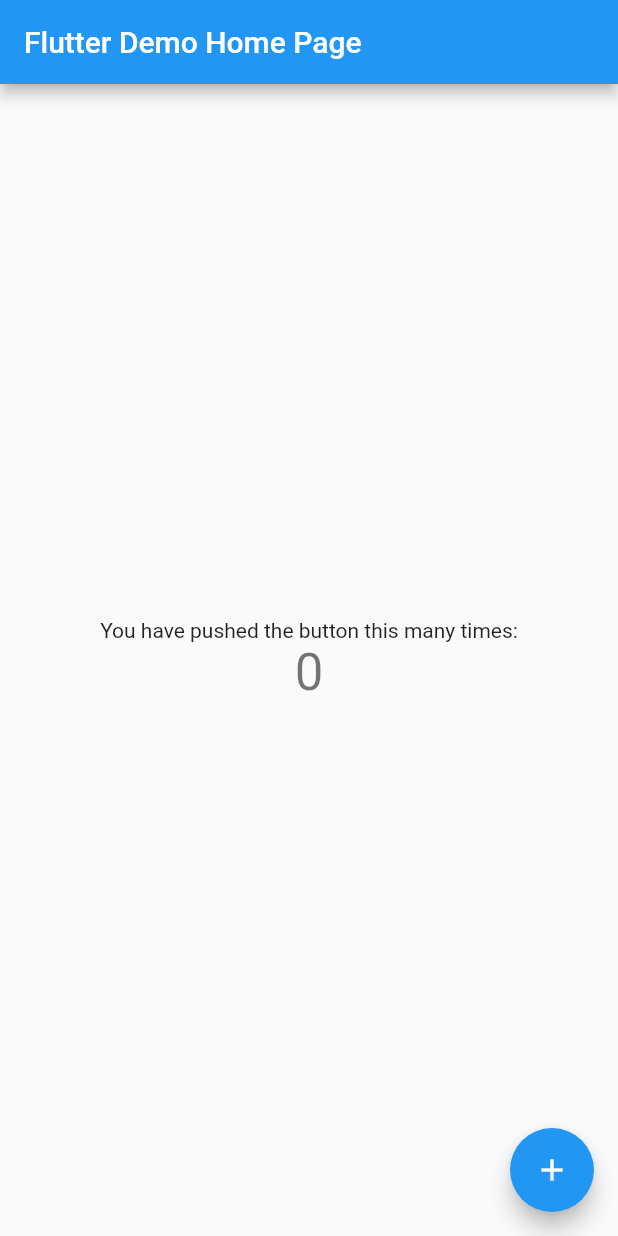
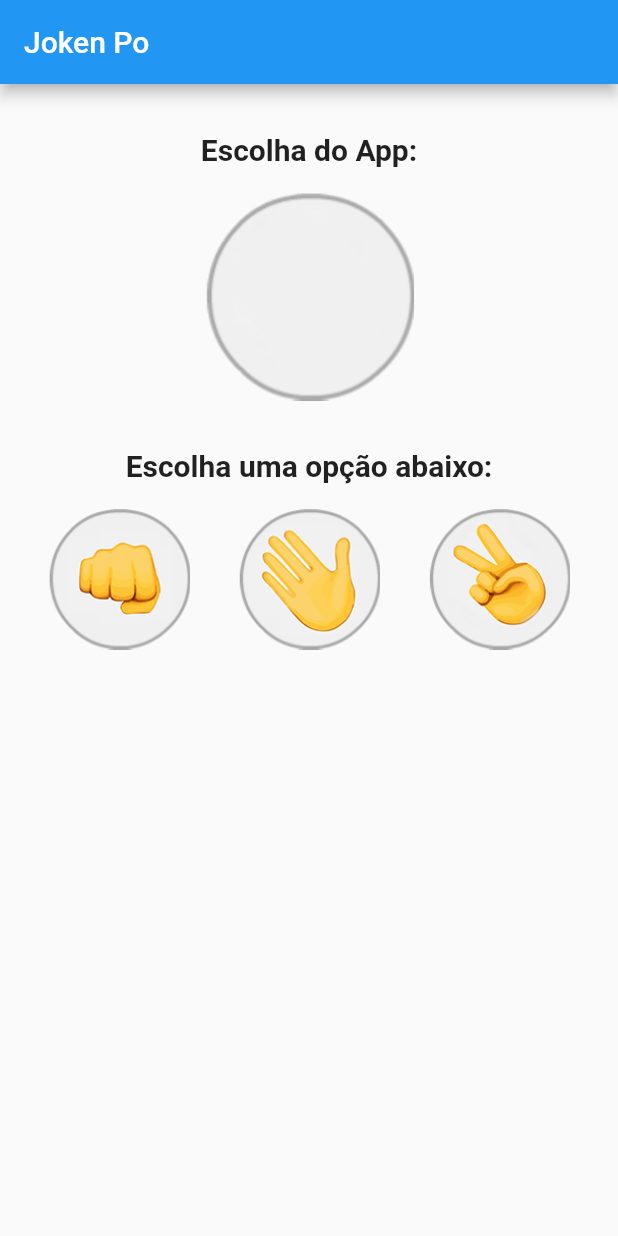
Before and after one commit to marcusviniciuscote/jokenpo, a Flutter app: the screen it shows after launch, on a phone screen of 412 x 824 dp. Run offline on Flutter 3.47's test engine with Material 2 defaults, Android fonts, the phone set to English and light mode, and no system bars.

Commit message:
Joken Po Interface

```diff
--- /dev/null
+++ b/lib/jogo.dart
@@ -0,0 +1,68 @@
+import 'package:flutter/material.dart';
+
+class Jogo extends StatefulWidget {
+  const Jogo({Key? key}) : super(key: key);
+
+  @override
+  State<Jogo> createState() => _JogoState();
+}
+
+class _JogoState extends State<Jogo> {
+  var textResultado = [
+    'ganhou',
+    'perdeu',
+  ];
+  @override
+  Widget build(BuildContext context) {
+    return Scaffold(
+      appBar: AppBar(
+        title: const Text('Joken Po'),
+      ),
+      body: Column(
+        crossAxisAlignment: CrossAxisAlignment.center,
+        children: [
+          const Padding(
+            padding: EdgeInsets.only(top: 32, bottom: 16),
+            child: Text(
+              'Escolha do App:',
+              textAlign: TextAlign.center,
+              style: TextStyle(
+                fontSize: 20,
+                fontWeight: FontWeight.bold,
+              ),
+            ),
+          ),
+          Image.asset('images/padrao.png'),
+          const Padding(
+            padding: EdgeInsets.only(top: 32, bottom: 16),
+            child: Text(
+              'Escolha uma opção abaixo:',
+              textAlign: TextAlign.center,
+              style: const TextStyle(
+                fontSize: 20,
+                fontWeight: FontWeight.bold,
+              ),
+            ),
+          ),
+          Row(
+            mainAxisAlignment: MainAxisAlignment.spaceEvenly,
+            children: [
+              Image.asset(
+                'images/pedra.png',
+                height: 95,
+              ),
+              Image.asset(
+                'images/papel.png',
+                height: 95,
+              ),
+              Image.asset(
+                'images/tesoura.png',
+                height: 95,
+              ),
+            ],
+          )
+        ],
+      ),
+    );
+  }
+}
--- a/lib/main.dart
+++ b/lib/main.dart
@@ -1,115 +1,9 @@
 import 'package:flutter/material.dart';
+import 'package:jokenpo/jogo.dart';
 
 void main() {
-  runApp(const MyApp());
+  runApp(MaterialApp(
+    home: Jogo(),
+    debugShowCheckedModeBanner: false,
+  ));
 }
-
-class MyApp extends StatelessWidget {
-  const MyApp({Key? key}) : super(key: key);
-
-  // This widget is the root of your application.
-  @override
-  Widget build(BuildContext context) {
-    return MaterialApp(
-      title: 'Flutter Demo',
-      theme: ThemeData(
-        // This is the theme of your application.
-        //
-        // Try running your application with "flutter run". You'll see the
-        // application has a blue toolbar. Then, without quitting the app, try
-        // changing the primarySwatch below to Colors.green and then invoke
-        // "hot reload" (press "r" in the console where you ran "flutter run",
-        // or simply save your changes to "hot reload" in a Flutter IDE).
-        // Notice that the counter didn't reset back to zero; the application
-        // is not restarted.
-        primarySwatch: Colors.blue,
-      ),
-      home: const MyHomePage(title: 'Flutter Demo Home Page'),
-    );
-  }
-}
-
-class MyHomePage extends StatefulWidget {
-  const MyHomePage({Key? key, required this.title}) : super(key: key);
-
-  // This widget is the home page of your application. It is stateful, meaning
-  // that it has a State object (defined below) that contains fields that affect
-  // how it looks.
-
-  // This class is the configuration for the state. It holds the values (in this
-  // case the title) provided by the parent (in this case the App widget) and
-  // used by the build method of the State. Fields in a Widget subclass are
-  // always marked "final".
-
-  final String title;
-
-  @override
-  State<MyHomePage> createState() => _MyHomePageState();
-}
-
-class _MyHomePageState extends State<MyHomePage> {
-  int _counter = 0;
-
-  void _incrementCounter() {
-    setState(() {
-      // This call to setState tells the Flutter framework that something has
-      // changed in this State, which causes it to rerun the build method below
-      // so that the display can reflect the updated values. If we changed
-      // _counter without calling setState(), then the build method would not be
-      // called again, and so nothing would appear to happen.
-      _counter++;
-    });
-  }
-
-  @override
-  Widget build(BuildContext context) {
-    // This method is rerun every time setState is called, for instance as done
-    // by the _incrementCounter method above.
-    //
-    // The Flutter framework has been optimized to make rerunning build methods
-    // fast, so that you can just rebuild anything that needs updating rather
-    // than having to individually change instances of widgets.
-    return Scaffold(
-      appBar: AppBar(
-        // Here we take the value from the MyHomePage object that was created by
-        // the App.build method, and use it to set our appbar title.
-        title: Text(widget.title),
-      ),
-      body: Center(
-        // Center is a layout widget. It takes a single child and positions it
-        // in the middle of the parent.
-        child: Column(
-          // Column is also a layout widget. It takes a list of children and
-          // arranges them vertically. By default, it sizes itself to fit its
-          // children horizontally, and tries to be as tall as its parent.
-          //
-          // Invoke "debug painting" (press "p" in the console, choose the
-          // "Toggle Debug Paint" action from the Flutter Inspector in Android
-          // Studio, or the "Toggle Debug Paint" command in Visual Studio Code)
-          // to see the wireframe for each widget.
-          //
-          // Column has various properties to control how it sizes itself and
-          // how it positions its children. Here we use mainAxisAlignment to
-          // center the children vertically; the main axis here is the vertical
-          // axis because Columns are vertical (the cross axis would be
-          // horizontal).
-          mainAxisAlignment: MainAxisAlignment.center,
-          children: <Widget>[
-            const Text(
-              'You have pushed the button this many times:',
-            ),
-            Text(
-              '$_counter',
-              style: Theme.of(context).textTheme.headline4,
-            ),
-          ],
-        ),
-      ),
-      floatingActionButton: FloatingActionButton(
-        onPressed: _incrementCounter,
-        tooltip: 'Increment',
-        child: const Icon(Icons.add),
-      ), // This trailing comma makes auto-formatting nicer for build methods.
-    );
-  }
-}
--- a/pubspec.yaml
+++ b/pubspec.yaml
@@ -61,6 +61,11 @@ flutter:
   # assets:
   #   - images/a_dot_burr.jpeg
   #   - images/a_dot_ham.jpeg
+  assets:
+   - images/padrao.png
+   - images/papel.png
+   - images/pedra.png
+   - images/tesoura.png
 
   # An image asset can refer to one or more resolution-specific "variants", see
   # https://flutter.dev/assets-and-images/#resolution-aware
```
Also changed, not shown: images/padrao.png (added), images/papel.png (added), images/pedra.png (added), images/tesoura.png (added), 1 other file.
